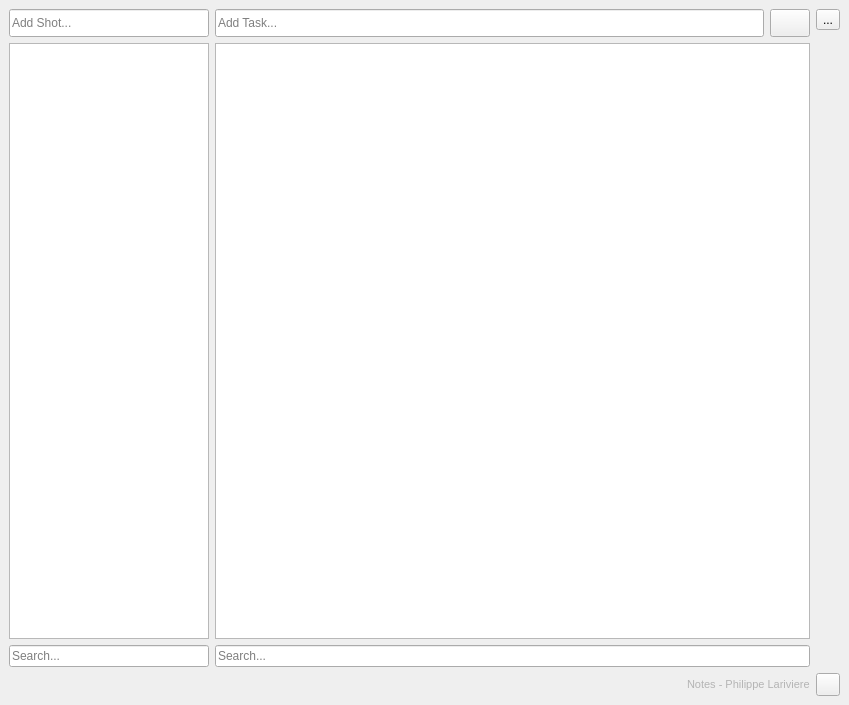
Above: mainWindow.ui from phil661/notes_bck before the change. Below: the same form after it.
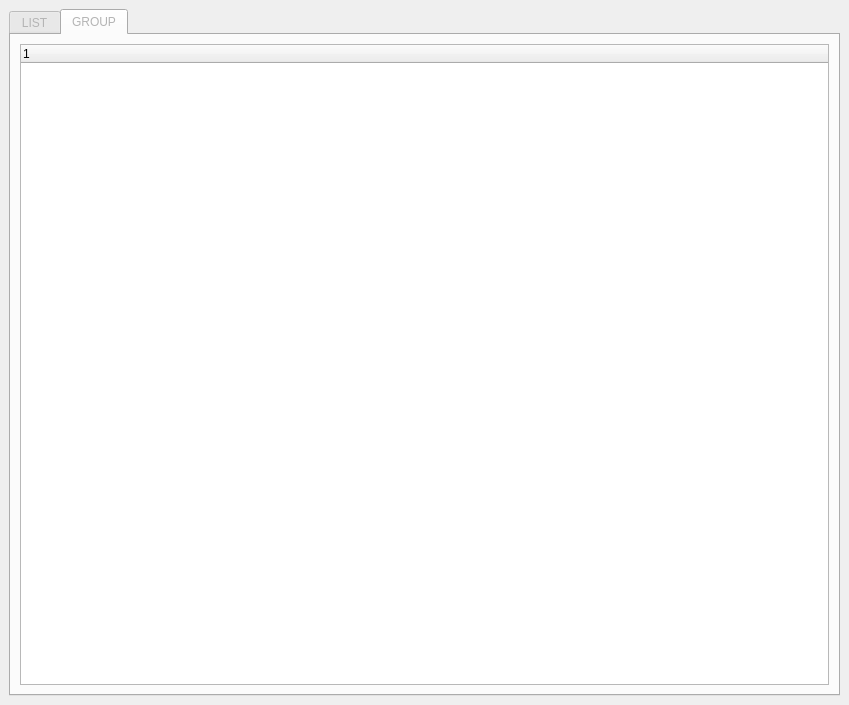
That is the form after the change. Icons and pictures are not drawn.

Patch:
```diff
--- a/mainWindow.ui
+++ b/mainWindow.ui
@@ -57,7 +57,17 @@
    <property name="mouseTracking">
     <bool>false</bool>
    </property>
-   <layout class="QHBoxLayout" name="horizontalLayout_5">
+   <layout class="QVBoxLayout" name="verticalLayout_5">
+    <item>
+     <widget class="QTabWidget" name="tabWidget">
+      <property name="currentIndex">
+       <number>1</number>
+      </property>
+      <widget class="QWidget" name="tab">
+       <attribute name="title">
+        <string>LIST</string>
+       </attribute>
+       <layout class="QVBoxLayout" name="verticalLayout_4">
     <item>
      <layout class="QVBoxLayout" name="verticalLayout_2">
       <item>
@@ -193,7 +203,7 @@
              <enum>QFrame::Raised</enum>
             </property>
             <property name="verticalScrollBarPolicy">
-             <enum>Qt::ScrollBarAsNeeded</enum>
+                 <enum>Qt::ScrollBarAlwaysOff</enum>
             </property>
             <property name="horizontalScrollBarPolicy">
              <enum>Qt::ScrollBarAlwaysOff</enum>
@@ -207,6 +217,12 @@
             <property name="selectionMode">
              <enum>QAbstractItemView::SingleSelection</enum>
             </property>
+                <property name="wordWrap">
+                 <bool>true</bool>
+                </property>
+                <property name="sortingEnabled">
+                 <bool>false</bool>
+                </property>
            </widget>
           </item>
           <item>
@@ -279,6 +295,26 @@
        </layout>
       </item>
      </layout>
+        </item>
+       </layout>
+      </widget>
+      <widget class="QWidget" name="tab_2">
+       <attribute name="title">
+        <string>GROUP</string>
+       </attribute>
+       <layout class="QHBoxLayout" name="horizontalLayout_4">
+        <item>
+         <widget class="QTreeWidget" name="task_tree">
+          <column>
+           <property name="text">
+            <string notr="true">1</string>
+           </property>
+          </column>
+         </widget>
+        </item>
+       </layout>
+      </widget>
+     </widget>
     </item>
    </layout>
   </widget>
```
Lines whose indentation alone changed are shown as unchanged.
